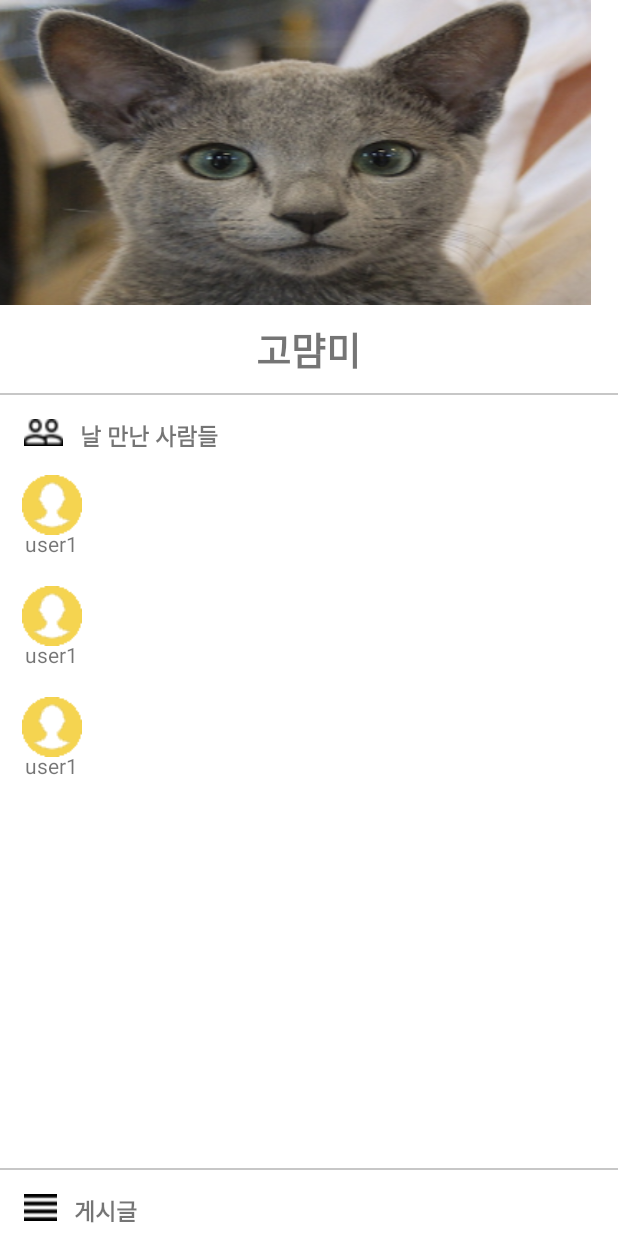
After one commit to cathykim24/StrayCat, an Android app: the layout cat_profile_main.xml on its own in the app's theme, with its tools: preview values and no code run, on a phone screen of 412 x 824 dp. The commit adds this screen. Run offline under Robolectric (Android 15) with nearby library versions, the phone set to English and light mode, and no system bars.

Commit message:
map,catlist,catprofile layout

```diff
--- a/app/src/debug/res/values/google_maps_api.xml
+++ b/app/src/debug/res/values/google_maps_api.xml
@@ -20,5 +20,5 @@
     Once you have your key (it starts with "AIza"), replace the "google_maps_key"
     string in this file.
     -->
-    <string name="AIzaSyCMygYdL8_6Xu2ynp6i0VQIBj_9pg4yQEI" templateMergeStrategy="preserve" translatable="false">YOUR_KEY_HERE</string>
+    <string name="maps_key" templateMergeStrategy="preserve" translatable="false">AIzaSyCMygYdL8_6Xu2ynp6i0VQIBj_9pg4yQEI</string>
 </resources>
--- a/app/src/main/AndroidManifest.xml
+++ b/app/src/main/AndroidManifest.xml
@@ -9,8 +9,9 @@
     <uses-permission android:name="android.permission.READ_EXTERNAL_STORAGE" />
     <uses-permission android:name="android.permission.WRITE_EXTERNAL_STORAGE" />
     <uses-permission android:name="android.permission.CAMERA" />
+    <uses-permission android:name="android.permission.ACCESS_FINE_LOCATION"/>
 
-    <!--
+    <!--.
          The ACCESS_COARSE/FINE_LOCATION permissions are not required to use
          Google Maps Android API v2, but you must specify either coarse or fine
          location permissions for the 'MyLocation' functionality.
@@ -55,7 +56,7 @@
         -->
         <meta-data
             android:name="com.google.android.geo.API_KEY"
-            android:value="@string/AIzaSyCMygYdL8_6Xu2ynp6i0VQIBj_9pg4yQEI" />
+            android:value="@string/maps_key" />
 
         <activity
             android:name=".MapsActivity"
--- /dev/null
+++ b/app/src/main/res/layout/cat_profile_main.xml
@@ -0,0 +1,84 @@
+<?xml version="1.0" encoding="utf-8"?>
+<LinearLayout xmlns:android="http://schemas.android.com/apk/res/android"
+    android:layout_width="match_parent"
+    android:layout_height="match_parent"
+    xmlns:tools="http://schemas.android.com/tools"
+    xmlns:app="http://schemas.android.com/apk/res-auto"
+    android:orientation="vertical"
+    android:background="#FFFFFF">
+    <ImageView
+        android:id="@+id/iv_cat_profile"
+        android:layout_width="wrap_content"
+        android:layout_height="wrap_content"
+        android:scaleX="1.1"
+        tools:src="@drawable/cat_image1_wide"/>
+    <TextView
+        android:id="@+id/tv_cat_name"
+        android:layout_margin="10dp"
+        android:layout_gravity="center"
+        android:layout_width="wrap_content"
+        android:layout_height="wrap_content"
+        tools:text="고먐미"
+        android:textSize="25sp"
+        android:textStyle="bold"/>
+    <FrameLayout
+        android:layout_width="match_parent"
+        android:layout_height="1.2dp"
+        android:background="#c7c7c7"
+        />
+    <LinearLayout
+        android:layout_marginTop="10dp"
+        android:layout_marginLeft="10dp"
+        android:layout_width="wrap_content"
+        android:layout_height="wrap_content">
+        <ImageView
+            android:layout_width="wrap_content"
+            android:layout_height="wrap_content"
+            android:src="@drawable/helper"
+            android:layout_margin="8dp"
+            android:scaleX="1.2"
+            android:scaleY="1.3"
+            />
+        <TextView
+            android:layout_width="wrap_content"
+            android:layout_height="wrap_content"
+            android:text="날 만난 사람들"
+            android:layout_margin="5dp"
+            android:textSize="15sp"
+            android:textStyle="bold"/>
+    </LinearLayout>
+    <android.support.v7.widget.RecyclerView
+        android:id="@+id/recycler_view_catmeeter"
+        android:layout_width="match_parent"
+        android:layout_height="0dp"
+        android:layout_weight="1"
+        app:layoutManager="android.support.v7.widget.LinearLayoutManager"
+        tools:listitem="@layout/item_cat_meeter"
+        >
+    </android.support.v7.widget.RecyclerView>
+    <FrameLayout
+        android:layout_width="match_parent"
+        android:layout_height="1.2dp"
+        android:background="#c7c7c7"/>
+    <LinearLayout
+        android:layout_width="wrap_content"
+        android:layout_height="wrap_content"
+        android:layout_marginTop="10dp"
+        android:layout_marginLeft="10dp">
+        <ImageView
+            android:layout_width="wrap_content"
+            android:layout_height="wrap_content"
+            android:src="@drawable/feed_icon"
+            android:layout_margin="8dp"
+            android:scaleX="1.2"
+            android:scaleY="1.3"
+            />
+        <TextView
+            android:layout_width="wrap_content"
+            android:layout_height="wrap_content"
+            android:text="게시글"
+            android:layout_margin="5dp"
+            android:textSize="15sp"
+            android:textStyle="bold"/>
+    </LinearLayout>
+</LinearLayout>
--- /dev/null
+++ b/app/src/main/res/layout/item_cat_meeter.xml
@@ -0,0 +1,29 @@
+<?xml version="1.0" encoding="utf-8"?>
+<android.support.constraint.ConstraintLayout xmlns:android="http://schemas.android.com/apk/res/android"
+    xmlns:app="http://schemas.android.com/apk/res-auto"
+    xmlns:tools="http://schemas.android.com/tools"
+    android:layout_width="50dp"
+    android:layout_height="55dp"
+    android:layout_margin="9dp"
+    >
+    <ImageView
+        android:id="@+id/iv_user"
+        android:layout_width="wrap_content"
+        android:layout_height="wrap_content"
+        tools:src="@drawable/user_yellow"
+        app:layout_constraintTop_toTopOf="parent"
+        app:layout_constraintEnd_toEndOf="parent"
+        app:layout_constraintStart_toStartOf="parent"
+        />
+    <TextView
+        android:id="@+id/tv_username"
+        android:layout_width="wrap_content"
+        android:layout_height="wrap_content"
+        tools:text="user1"
+
+        app:layout_constraintEnd_toEndOf="parent"
+        app:layout_constraintStart_toStartOf="parent"
+        app:layout_constraintBottom_toBottomOf="parent"
+
+        />
+</android.support.constraint.ConstraintLayout>
```
Also changed, not shown: app/src/main/java/edu/skku/swp3/straycat/CatList.java (added, +13 -0 lines), app/src/main/java/edu/skku/swp3/straycat/CatListAdapter.java (added, +59 -0 lines), app/src/main/java/edu/skku/swp3/straycat/CatListFragment.java (added, +41 -0 lines), app/src/main/java/edu/skku/swp3/straycat/MapsFragment.java (deleted, +0 -108 lines), app/src/main/java/edu/skku/swp3/straycat/TabActivity.java (+62 -4 lines), app/src/main/res/layout/cat_list.xml (+16 -1 lines), app/src/main/res/layout/fragment_maps.xml (deleted, +0 -14 lines), app/src/main/res/layout/item_catlist.xml (+73 -8 lines), app/src/main/res/drawable/cat_image1_wide.png (added), app/src/main/res/drawable/feed_icon.png (added), app/src/main/res/drawable/helper.png (added), app/src/main/res/drawable/user_yellow.png (added).
